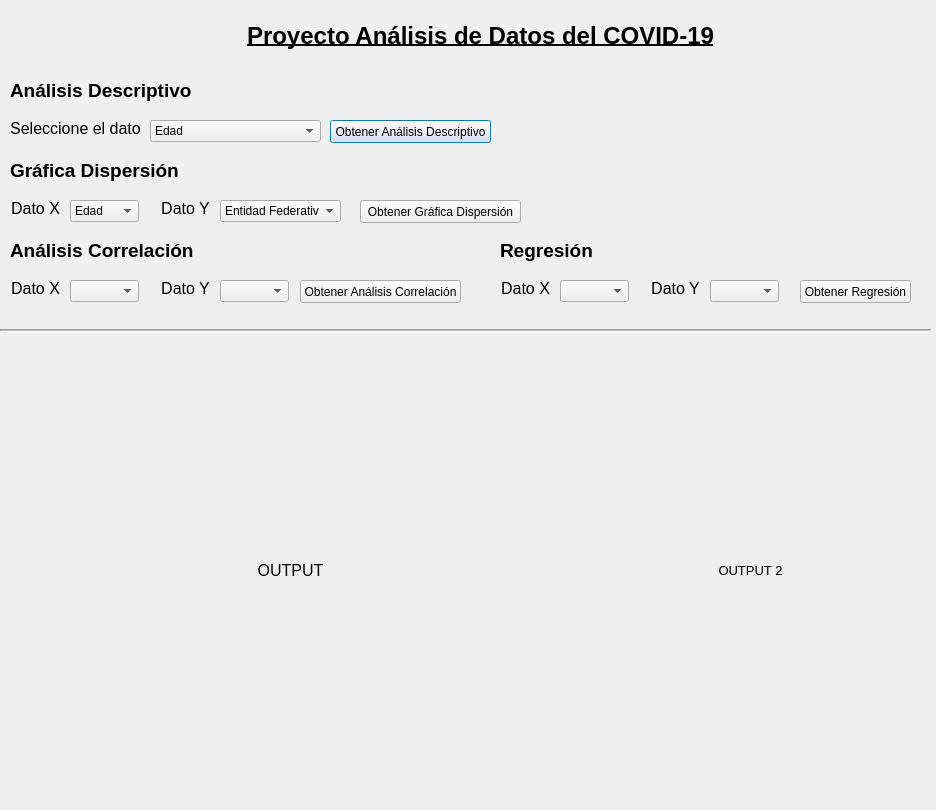
This is interfaz.ui in AnaGVF/ProyectoProbCOVID as Qt 5 draws it before an edit. The edited form follows.
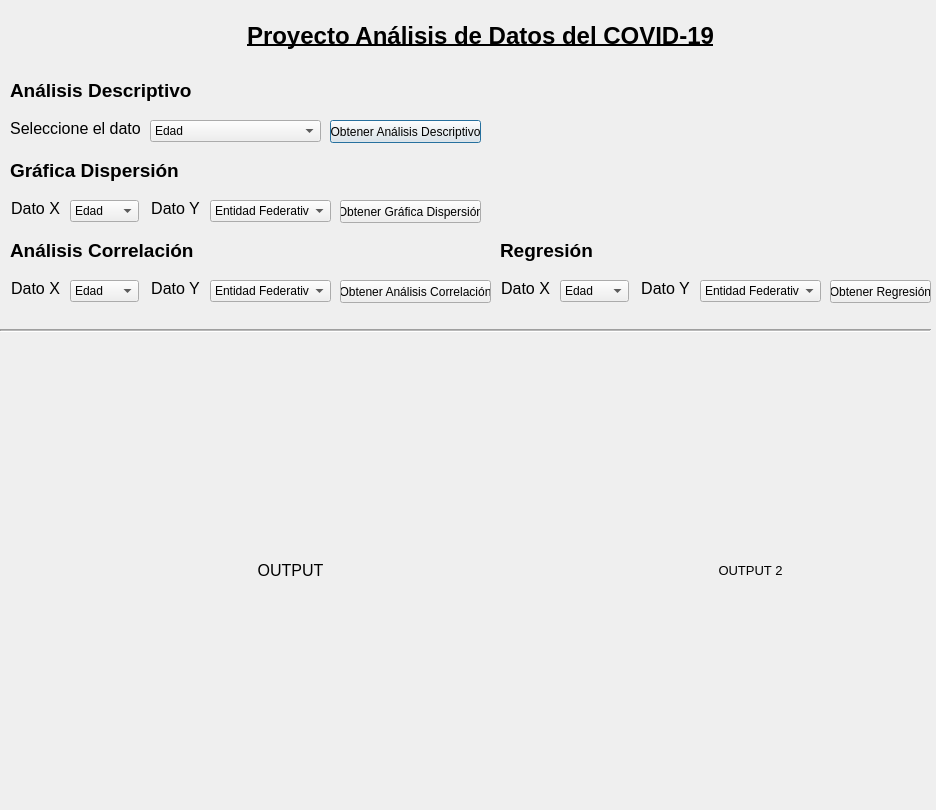
This is the edited form.

Commit message: Añadí labels a los selects de Correlación y Regresión

What changed in the file:
```diff
--- a/interfaz.ui
+++ b/interfaz.ui
@@ -111,7 +111,7 @@
     <rect>
      <x>330</x>
      <y>120</y>
-     <width>161</width>
+     <width>151</width>
      <height>23</height>
     </rect>
    </property>
@@ -257,7 +257,7 @@
   <widget class="QLabel" name="labelDatoYDispersion">
    <property name="geometry">
     <rect>
-     <x>160</x>
+     <x>150</x>
      <y>200</y>
      <width>51</width>
      <height>16</height>
@@ -278,7 +278,7 @@
   <widget class="QComboBox" name="datoYDispersion">
    <property name="geometry">
     <rect>
-     <x>220</x>
+     <x>210</x>
      <y>200</y>
      <width>121</width>
      <height>22</height>
@@ -296,9 +296,9 @@
   <widget class="QPushButton" name="botonGraficaDispersion">
    <property name="geometry">
     <rect>
-     <x>360</x>
+     <x>340</x>
      <y>200</y>
-     <width>161</width>
+     <width>141</width>
      <height>23</height>
     </rect>
    </property>
@@ -318,7 +318,7 @@
   <widget class="QLabel" name="labelDatoYCorrelacion">
    <property name="geometry">
     <rect>
-     <x>160</x>
+     <x>150</x>
      <y>280</y>
      <width>51</width>
      <height>16</height>
@@ -339,15 +339,20 @@
   <widget class="QComboBox" name="datoYCorrelacion">
    <property name="geometry">
     <rect>
-     <x>220</x>
+     <x>210</x>
      <y>280</y>
-     <width>69</width>
+     <width>121</width>
      <height>22</height>
     </rect>
    </property>
    <property name="cursor">
     <cursorShape>PointingHandCursor</cursorShape>
    </property>
+   <item>
+    <property name="text">
+     <string>Entidad Federativa</string>
+    </property>
+   </item>
   </widget>
   <widget class="QComboBox" name="datoXCorrelacion">
    <property name="geometry">
@@ -361,6 +366,11 @@
    <property name="cursor">
     <cursorShape>PointingHandCursor</cursorShape>
    </property>
+   <item>
+    <property name="text">
+     <string>Edad</string>
+    </property>
+   </item>
   </widget>
   <widget class="QLabel" name="labelDatoXCorrelacion">
    <property name="geometry">
@@ -386,9 +396,9 @@
   <widget class="QPushButton" name="botonAnalisisCorrelacion">
    <property name="geometry">
     <rect>
-     <x>300</x>
+     <x>340</x>
      <y>280</y>
-     <width>161</width>
+     <width>151</width>
      <height>23</height>
     </rect>
    </property>
@@ -471,15 +481,20 @@
   <widget class="QComboBox" name="datoYRegresion">
    <property name="geometry">
     <rect>
-     <x>710</x>
+     <x>700</x>
      <y>280</y>
-     <width>69</width>
+     <width>121</width>
      <height>22</height>
     </rect>
    </property>
    <property name="cursor">
     <cursorShape>PointingHandCursor</cursorShape>
    </property>
+   <item>
+    <property name="text">
+     <string>Entidad Federativa</string>
+    </property>
+   </item>
   </widget>
   <widget class="QLabel" name="tituloRegresion">
    <property name="geometry">
@@ -513,11 +528,16 @@
    <property name="cursor">
     <cursorShape>PointingHandCursor</cursorShape>
    </property>
+   <item>
+    <property name="text">
+     <string>Edad</string>
+    </property>
+   </item>
   </widget>
   <widget class="QLabel" name="labelDatoYRegresion">
    <property name="geometry">
     <rect>
-     <x>650</x>
+     <x>640</x>
      <y>280</y>
      <width>51</width>
      <height>16</height>
@@ -538,9 +558,9 @@
   <widget class="QPushButton" name="botonRegresion">
    <property name="geometry">
     <rect>
-     <x>800</x>
+     <x>830</x>
      <y>280</y>
-     <width>111</width>
+     <width>101</width>
      <height>23</height>
     </rect>
    </property>
```
The commit also changes 1 other file.
